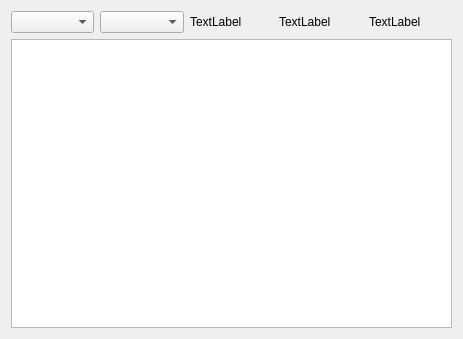
Qt form student/scorestatwidget.ui (Azulfufu/Qt-student-performance) before a commit.
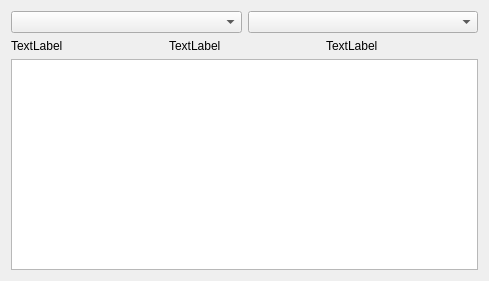
The same form after that commit.

Commit message: 修改成绩统计ui

```diff
--- a/student/scorestatwidget.ui
+++ b/student/scorestatwidget.ui
@@ -6,8 +6,8 @@
    <rect>
     <x>0</x>
     <y>0</y>
-    <width>463</width>
-    <height>339</height>
+    <width>489</width>
+    <height>281</height>
    </rect>
   </property>
   <property name="windowTitle">
@@ -15,13 +15,17 @@
   </property>
   <layout class="QVBoxLayout" name="verticalLayout">
    <item>
-    <layout class="QHBoxLayout" name="horizontalLayout">
+    <layout class="QHBoxLayout" name="horizontalLayout_2">
      <item>
       <widget class="QComboBox" name="cbxClass"/>
      </item>
      <item>
       <widget class="QComboBox" name="cbxCourse"/>
      </item>
+    </layout>
+   </item>
+   <item>
+    <layout class="QHBoxLayout" name="horizontalLayout">
      <item>
       <widget class="QLabel" name="labAvg">
        <property name="text">
```
